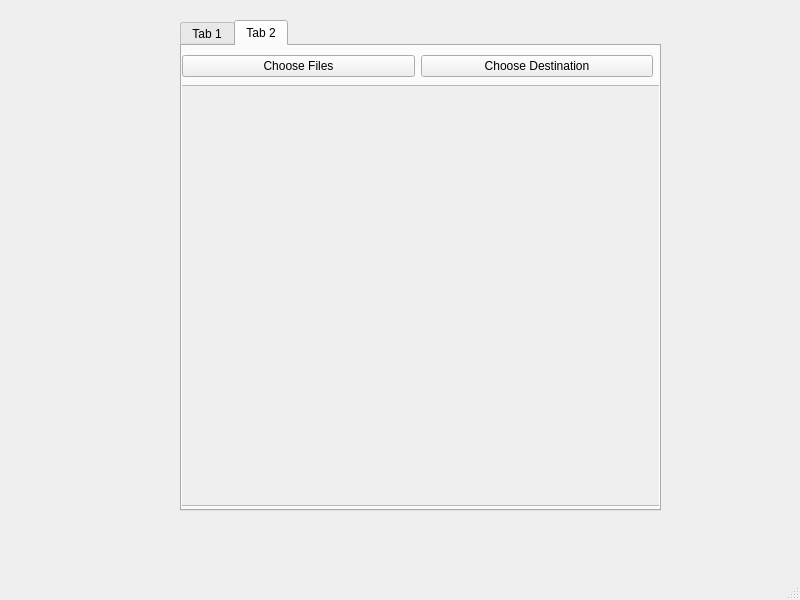
Above: src/main.ui from Diode-exe/pptxToOpenLyrics before the change. Below: the same form after it.
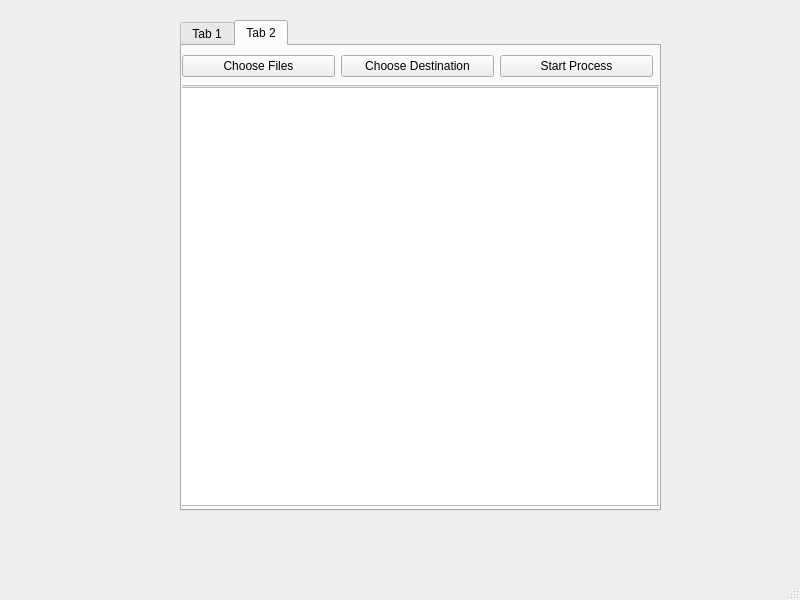
That is the form after the change.

Commit message:
Add batch conversion controls
Replace the batch grid with a table view, add a Start Process button, and introduce a batch submission method. Single-file submission now converts the first selected file.

Diff of the .ui file:
```diff
--- a/src/main.ui
+++ b/src/main.ui
@@ -169,7 +169,16 @@
          <height>417</height>
         </rect>
        </property>
-       <layout class="QGridLayout" name="batching_scroll_layout"/>
+       <widget class="QTableView" name="tableView">
+        <property name="geometry">
+         <rect>
+          <x>-5</x>
+          <y>1</y>
+          <width>481</width>
+          <height>421</height>
+         </rect>
+        </property>
+       </widget>
       </widget>
      </widget>
      <widget class="QWidget" name="layoutWidget">
@@ -196,6 +205,13 @@
          </property>
         </widget>
        </item>
+       <item>
+        <widget class="QPushButton" name="start_button_batch">
+         <property name="text">
+          <string>Start Process</string>
+         </property>
+        </widget>
+       </item>
       </layout>
      </widget>
     </widget>
```
The commit also changes 1 other file.
